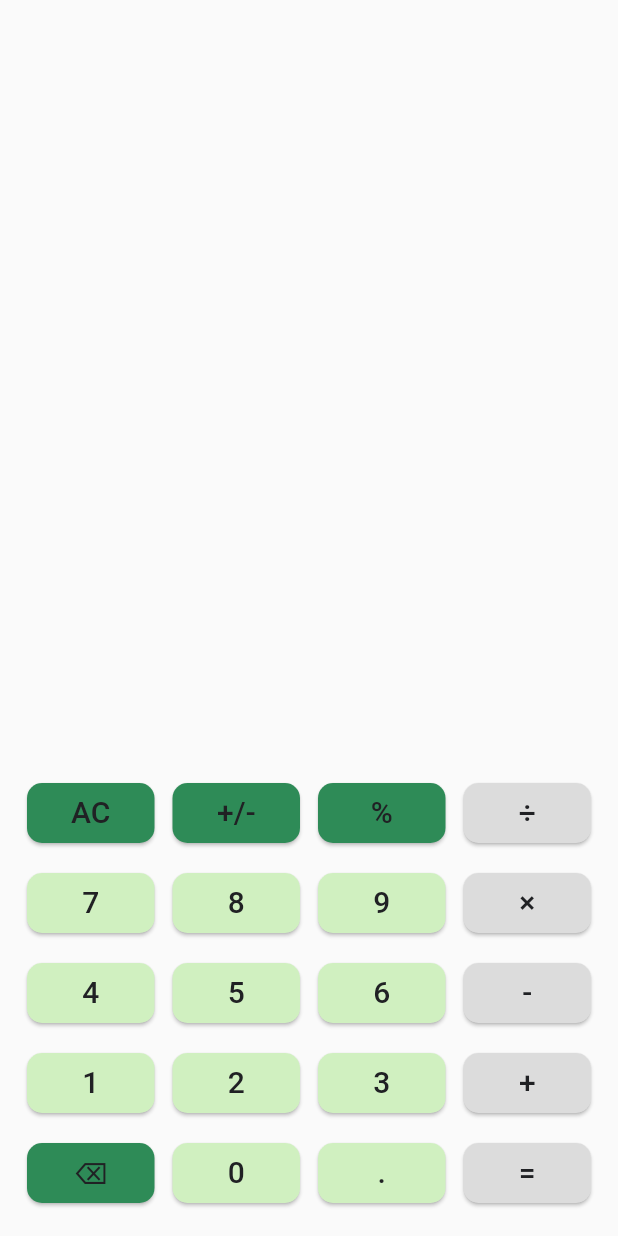
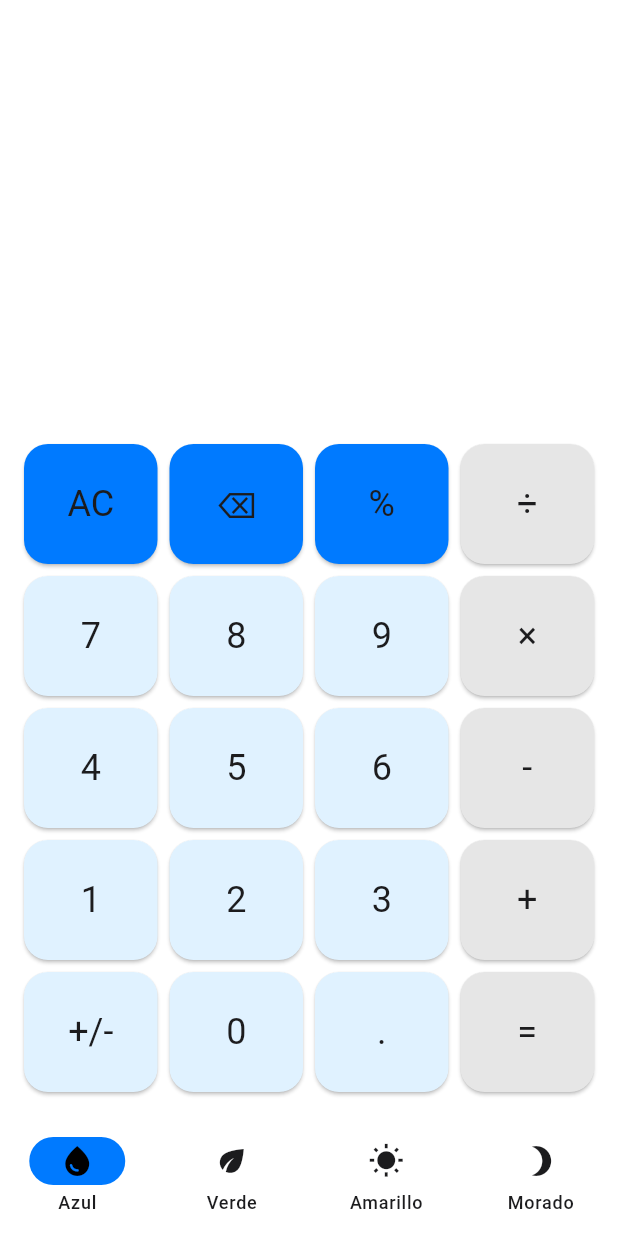
Before and after one commit to Dann-0506/Calculadora, a Flutter app: the screen it shows after launch, after a tap on "AC", on a phone screen of 412 x 824 dp. Run offline on Flutter 3.47's test engine with Material 3 defaults, Android fonts, the phone set to English and light mode, and no system bars; our stand-ins replace math_expressions.

Commit message:
feat: Añadir soporte para múltiples temas y mejorar la lógica de evaluación en la calculadora
- Se agrega la clase CustomColors para agregar el soporte de múltiples temas
- Se modifica home_page.dart, main.dart, button.dart para el soporte de múltiples temas
- Se integra la función del cambio de tema por medio de un NavigationBar
- Se mejora la logica de las operaciones con porcentajes

```diff
--- a/lib/logic/calculator_controller.dart
+++ b/lib/logic/calculator_controller.dart
@@ -24,7 +24,7 @@ class CalculatorController {
     }
   }
 
-  // Método para alternar el signo del número actual
+  // Método para alternar el signo de la expresión actual
   void _toggleSign() {
     if (_expression.startsWith('-')) {
       _expression = _expression.substring(1);
@@ -33,34 +33,36 @@ class CalculatorController {
     }
   }
 
+
+  String _preprocessExpression(String expression) {
+    expression = expression.replaceAll('×', '*').replaceAll('÷', '/');
+
+    // Evaluar porcentajes compuestos como "A + B%"
+    expression = expression.replaceAllMapped(
+      RegExp(r'((?:\d+[\*/\-+])*?\d+)\s*([\+\-])\s*(\d+(?:\.\d+)?)%'),
+      (match) {
+        final baseExpr = match.group(1)!;
+        final operator = match.group(2)!;
+        final percent = match.group(3)!;
+
+        return '$baseExpr$operator($baseExpr*$percent/100)';
+      },
+    );
+
+    // Evaluar porcentajes simples como "A%"
+    expression = expression.replaceAllMapped(
+      RegExp(r'(\d+(?:\.\d+)?)%'),
+      (match) => '(${match[1]}/100)',
+    );
+    return expression;
+  }
+
   // Método para evaluar la expresión actual
   void _evaluateExpression() {
     try {
-      String formattedExpression = _expression;
-
-      formattedExpression = formattedExpression.replaceAllMapped(
-        RegExp(r'(\d+(\.\d+)?)(\s*[\+\-]\s*)(\d+(\.\d+)?)%'),
-        (match) {
-          final a = match.group(1);
-          final op = match.group(3);
-          final b = match.group(4);
-
-          return '$a$op($a*$b/100)';
-        },
-      );
-
-      formattedExpression = formattedExpression.replaceAllMapped(
-        RegExp(r'(\d+(\.\d+)?)%'),
-        (match) => '(${match[1]}/100)',
-      );
-
-      formattedExpression = formattedExpression
-      .replaceAll('×', '*')
-      .replaceAll('÷', '/');
-
+      final formattedExpression = _preprocessExpression(_expression);
       final result = _safeEval(formattedExpression);
       _expression = result.toString().replaceAll(RegExp(r'\.?0+$'), '');
-
       _justEvaluated = true;
     } catch (_) {
       _expression = 'Error';
@@ -104,29 +106,8 @@ class CalculatorController {
   // Método para actualizar la vista previa del resultado
   void updatePreview() {
     try {
-      String preview = _expression;
-
-      preview = preview.replaceAllMapped(
-       RegExp(r'(\d+(\.\d+)?)(\s*[\+\-]\s*)(\d+(\.\d+)?)%'),
-        (match) {
-          final a = match.group(1);
-          final op = match.group(3);
-          final b = match.group(4);
-
-          return '$a$op($a*$b/100)';
-        },
-      );
-
-      preview = preview.replaceAllMapped(
-        RegExp(r'(\d+(\.\d+)?)%'),
-        (match) => '(${match[1]}/100)',
-      );
-
-      preview = preview.replaceAll('×', '*').replaceAll('÷', '/');
-
-      final exp = Parser().parse(preview);
-      final result = exp.evaluate(EvaluationType.REAL, ContextModel());
-
+      final preview = _preprocessExpression(_expression);
+      final result = _safeEval(preview);
       previewResult = result.toString().replaceAll(RegExp(r'\.?0+$'), '');
     } catch (_) {
       previewResult = '';
--- a/lib/main.dart
+++ b/lib/main.dart
@@ -1,18 +1,44 @@
 import 'package:flutter/material.dart';
 import 'package:calculadora/pages/home_page.dart';
+import 'package:calculadora/themes/theme.dart';
 
 void main() {
   runApp(const MyApp());
 }
 
-class MyApp extends StatelessWidget {
+class MyApp extends StatefulWidget {
   const MyApp({super.key});
+
+  @override
+  State<MyApp> createState() => _MyAppState();
+}
+
+class _MyAppState extends State<MyApp> {
+  int _selectedThemeIndex = 0;
+
+  final List<ThemeData> _themes = [
+    blueTheme,
+    greenTheme,
+    yellowTheme,
+    purpleTheme,
+  ];
+
+  void _changeTheme(int index) {
+    setState(() {
+      _selectedThemeIndex = index;
+    });
+  }
 
   @override
   Widget build(BuildContext context) {
     return MaterialApp(
       title: 'Calculadora',
-      home: const CalculadoraPage(title: 'Calculadora'),
+      theme: _themes[_selectedThemeIndex],
+      home: CalculadoraPage(
+        title: 'Calculadora',
+        onThemeChanged: _changeTheme,
+        selectedThemeIndex: _selectedThemeIndex,
+      ),
       debugShowCheckedModeBanner: false,
     );
   }
--- a/lib/pages/home_page.dart
+++ b/lib/pages/home_page.dart
@@ -1,11 +1,18 @@
 import 'package:flutter/material.dart';
 import 'package:calculadora/widgets/button.dart';
 import 'package:calculadora/logic/calculator_controller.dart';
-import 'package:calculadora/themes/theme.dart';
 
 class CalculadoraPage extends StatefulWidget {
-  const CalculadoraPage({super.key, required this.title});
   final String title;
+  final void Function(int) onThemeChanged;
+  final int selectedThemeIndex;
+
+  const CalculadoraPage({
+    super.key,
+    required this.title,
+    required this.onThemeChanged,
+    required this.selectedThemeIndex,
+  });
 
   @override
   State<CalculadoraPage> createState() => _CalculadoraPage();
@@ -13,6 +20,13 @@ class CalculadoraPage extends StatefulWidget {
 
 class _CalculadoraPage extends State<CalculadoraPage> {
   final CalculatorController _controller = CalculatorController();
+  int _selectedIndex = 0;
+
+  @override
+  void initState() {
+    super.initState();
+    _selectedIndex = widget.selectedThemeIndex;
+  }
 
   void _onButtonPressed(String value) {
     setState(() {
@@ -24,7 +38,7 @@ class _CalculadoraPage extends State<CalculadoraPage> {
   @override
   Widget build(BuildContext context) {
     return Scaffold(
-      backgroundColor: AppTheme.backgroundColor,
+      backgroundColor: Theme.of(context).colorScheme.background,
       body: SafeArea(
         child: Padding(
           padding: const EdgeInsets.all(12.0),
@@ -37,7 +51,7 @@ class _CalculadoraPage extends State<CalculadoraPage> {
                 padding: const EdgeInsets.symmetric(horizontal: 12, vertical: 6),
                 child: Text(
                   _controller.previewResult,
-                  style: const TextStyle(color: AppTheme.textColor, fontSize: 24),
+                  style: TextStyle(color: Theme.of(context).colorScheme.onSurface, fontSize: 24),
                   textAlign: TextAlign.right,
                 ),
               ),
@@ -50,7 +64,7 @@ class _CalculadoraPage extends State<CalculadoraPage> {
                   reverse: true,
                   child: SelectableText(
                     _controller.expression,
-                    style: const TextStyle(color: AppTheme.textColor, fontSize: 64),
+                    style: TextStyle(color: Theme.of(context).colorScheme.onSurface, fontSize: 64),
                     textAlign: TextAlign.right,
                   ),
                 ),
@@ -61,22 +75,22 @@ class _CalculadoraPage extends State<CalculadoraPage> {
                 children: [
                   Button(
                     value: 'AC',
-                    color: AppTheme.secondaryColor,
+                    color: Theme.of(context).colorScheme.secondary,
                     onPressed: _onButtonPressed,
                   ),
                   Button(
-                    value: '+/-',
-                    color: AppTheme.secondaryColor,
+                    value: '⌫',
+                    color: Theme.of(context).colorScheme.secondary,
                     onPressed: _onButtonPressed,
                   ),
                   Button(
                     value: '%',
-                    color: AppTheme.secondaryColor,
+                    color: Theme.of(context).colorScheme.secondary,
                     onPressed: _onButtonPressed,
                   ),
                   Button(
                     value: '÷',
-                    color: AppTheme.operatorColor,
+                    color: Theme.of(context).colorScheme.primary,
                     onPressed: _onButtonPressed,
                   ),
                 ],
@@ -97,7 +111,7 @@ class _CalculadoraPage extends State<CalculadoraPage> {
                   ),
                   Button(
                     value: '×',
-                    color: AppTheme.operatorColor,
+                    color: Theme.of(context).colorScheme.primary,
                     onPressed: _onButtonPressed,
                   ),
                 ],
@@ -118,7 +132,7 @@ class _CalculadoraPage extends State<CalculadoraPage> {
                   ),
                   Button(
                     value: '-',
-                    color: AppTheme.operatorColor,
+                    color: Theme.of(context).colorScheme.primary,
                     onPressed: _onButtonPressed,
                   ),
                 ],
@@ -139,7 +153,7 @@ class _CalculadoraPage extends State<CalculadoraPage> {
                   ),
                   Button(
                     value: '+',
-                    color: AppTheme.operatorColor,
+                    color: Theme.of(context).colorScheme.primary,
                     onPressed: _onButtonPressed,
                   ),
                 ],
@@ -147,8 +161,7 @@ class _CalculadoraPage extends State<CalculadoraPage> {
               Row(
                 children: [
                   Button(
-                    value: '⌫',
-                    color: AppTheme.secondaryColor,
+                    value: '+/-',
                     onPressed: _onButtonPressed,
                   ),
                   Button(
@@ -161,7 +174,7 @@ class _CalculadoraPage extends State<CalculadoraPage> {
                   ),
                   Button(
                     value: '=',
-                    color: AppTheme.operatorColor,
+                    color: Theme.of(context).colorScheme.primary,
                     onPressed: _onButtonPressed,
                   ),
                 ],
@@ -170,6 +183,19 @@ class _CalculadoraPage extends State<CalculadoraPage> {
           ),
         ),
       ),
+      bottomNavigationBar: NavigationBar(
+        selectedIndex: _selectedIndex,
+        onDestinationSelected: (int index) {
+          setState(() => _selectedIndex = index);
+          widget.onThemeChanged(index);
+        },
+        destinations: const [
+          NavigationDestination(icon:Icon(Icons.water_drop), label: 'Azul'),
+          NavigationDestination(icon: Icon(Icons.eco), label: 'Verde'),
+          NavigationDestination(icon: Icon(Icons.wb_sunny), label: 'Amarillo'),
+          NavigationDestination(icon: Icon(Icons.brightness_3), label: 'Morado'),
+        ],
+      ),
     );
   }
 }
--- a/lib/themes/theme.dart
+++ b/lib/themes/theme.dart
@@ -1,37 +1,84 @@
 import 'package:flutter/material.dart';
 
-class AppTheme {
-  //Tema Azul
-  /*
-  static const Color backgroundColor = Color(0xFFFFFFFF);
-  static const Color buttonBackground = Color(0xFFE0F2FF);
-  static const Color operatorColor = Color(0xFF007AFF);
-  static const Color secondaryColor = Color(0xFFE6E6E6);
-  static const Color textColor = Color(0xFF1C1C1E);
-  */
+@immutable
+class CustomColors extends ThemeExtension<CustomColors> {
+  final Color buttonBackground;
 
-  //Tema Verde
-  static const Color backgroundColor = Color(0xFFFAFAFA);
-  static const Color buttonBackground = Color(0xFFD0F0C0);
-  static const Color operatorColor = Color(0xFFDCDCDC);
-  static const Color secondaryColor = Color(0xFF2E8B57);
-  static const Color textColor = Color(0xFF202124);
+  const CustomColors({
+    required this.buttonBackground,
+  });
 
-  //Tema Amarillo
-  /*
-  static const Color backgroundColor = Color(0xFFF9F6F1);
-  static const Color buttonBackground = Color(0xFFFFFACD);
-  static const Color operatorColor = Color(0xFFEDEDED);
-  static const Color secondaryColor = Color(0xFFF4C430);
-  static const Color textColor = Color(0xFF333333);
-  */
+  @override
+  CustomColors copyWith({
+    Color? buttonBackground,
+  }) {
+    return CustomColors(
+      buttonBackground: buttonBackground ?? this.buttonBackground,
+    );
+  }
 
-  //Tema Lavanda
-  /*
-  static const Color backgroundColor = Color(0xFFF6F3FF);
-  static const Color buttonBackground = Color(0xFFE8E0FF);
-  static const Color operatorColor = Color(0xFFECECEC);
-  static const Color secondaryColor = Color(0xFF7E57C2);
-  static const Color textColor = Color(0xFF2C2C2C);
-  */
+  @override
+  CustomColors lerp(ThemeExtension<CustomColors>? other, double t) {
+    if (other is! CustomColors) return this;
+    return CustomColors(
+      buttonBackground: Color.lerp(buttonBackground, other.buttonBackground, t)!,
+    );
+  }
 }
+
+// Definición de los temas personalizados
+final ThemeData blueTheme = ThemeData(
+  colorScheme: ColorScheme.light(
+    background: Color(0xFFFFFFFF),
+    primary: Color(0xFFE6E6E6), // operador
+    secondary: Color(0xFF007AFF), // AC, ⌫, %
+    onSurface: Color(0xFF1C1C1E), // texto
+  ),
+  extensions: const [
+    CustomColors(
+      buttonBackground: Color(0xFFE0F2FF),
+    ),
+  ],
+);
+
+final ThemeData greenTheme = ThemeData(
+  colorScheme: ColorScheme.light(
+    background: Color(0xFFFAFAFA),
+    primary: Color(0xFFDCDCDC),
+    secondary: Color(0xFF2E8B57),
+    onSurface: Color(0xFF202124),
+  ),
+  extensions: const [
+    CustomColors(
+      buttonBackground: Color(0xFFD0F0C0),
+    ),
+  ],
+);
+
+final ThemeData yellowTheme = ThemeData(
+  colorScheme: ColorScheme.light(
+    background: Color(0xFFF9F6F1),
+    primary: Color(0xFFEDEDED),
+    secondary: Color(0xFFF4C430),
+    onSurface: Color(0xFF333333),
+  ),
+  extensions: const [
+    CustomColors(
+      buttonBackground: Color(0xFFFFFACD),
+    ),
+  ],
+);
+
+final ThemeData purpleTheme = ThemeData(
+  colorScheme: ColorScheme.light(
+    background: Color(0xFFF6F3FF),
+    primary: Color(0xFFECECEC),
+    secondary: Color(0xFF7E57C2),
+    onSurface: Color(0xFF2C2C2C),
+  ),
+  extensions: const [
+    CustomColors(
+      buttonBackground: Color(0xFFE8E0FF),
+    ),
+  ],
+);
--- a/lib/widgets/button.dart
+++ b/lib/widgets/button.dart
@@ -1,39 +1,41 @@
+import 'package:calculadora/themes/theme.dart';
 import 'package:flutter/material.dart';
-import 'package:calculadora/themes/theme.dart';
 
 class Button extends StatelessWidget {
   final String value;
   final Color? color;
-  final bool isWide;
   final Function(String) onPressed;
 
   const Button({
     super.key,
     required this.value,
     this.color,
-    this.isWide = false,
     required this.onPressed,
   });
 
   @override
   Widget build(BuildContext context) {
+    final theme = Theme.of(context);
+    final customColors = theme.extension<CustomColors>()!;
+
     return Expanded(
-      flex: isWide ? 2 : 1,
       child: Padding(
-        padding: const EdgeInsets.all(6.0),
-        child: ElevatedButton(
-          style: ElevatedButton.styleFrom(
-            backgroundColor: color ?? AppTheme.buttonBackground,
-            shape: RoundedRectangleBorder(
-              borderRadius: BorderRadius.circular(10),
+        padding: const EdgeInsets.all(4.0),
+        child: SizedBox(
+          height: 80,
+          child: ElevatedButton(
+            style: ElevatedButton.styleFrom(
+              backgroundColor: color ?? customColors.buttonBackground,
+              foregroundColor: theme.colorScheme.onSurface,
+              textStyle: const TextStyle(fontSize: 24),
+              shape: RoundedRectangleBorder(
+                borderRadius: BorderRadius.circular(16),
+              ),
             ),
+            onPressed: () => onPressed(value),
+            child: Text(value),
           ),
-          onPressed: () => onPressed(value),
-          child: Text(
-            value,
-            style: const TextStyle(fontSize: 20, color: AppTheme.textColor),
-          ),
-        ),
+        )
       ),
     );
   }
```
